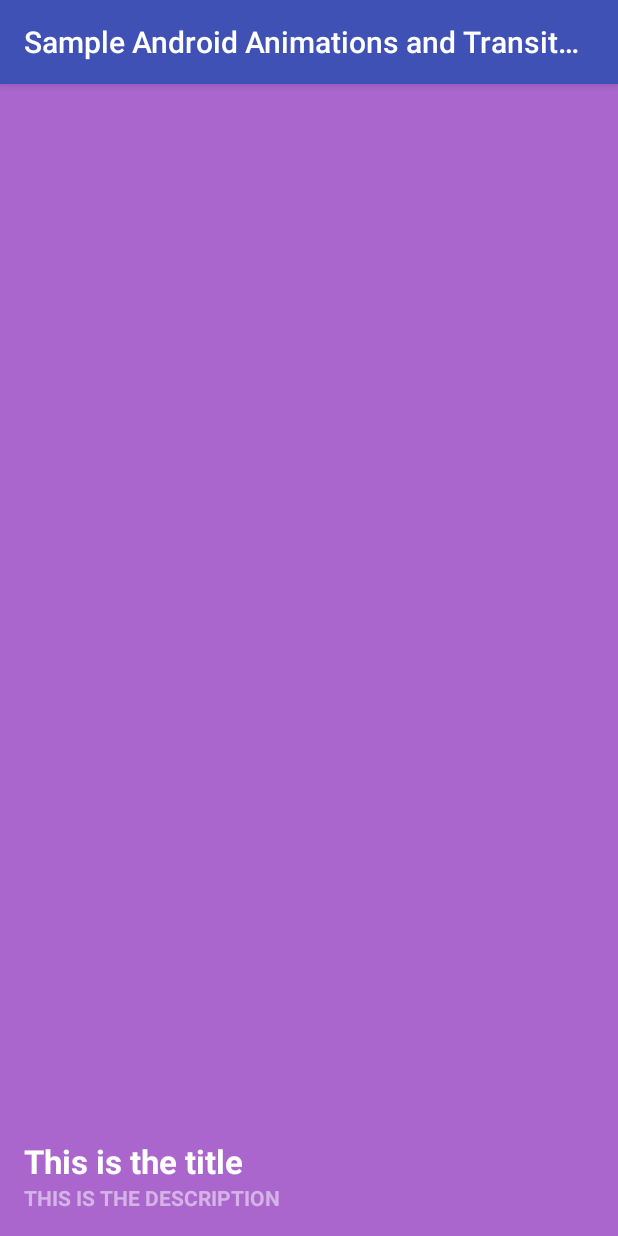
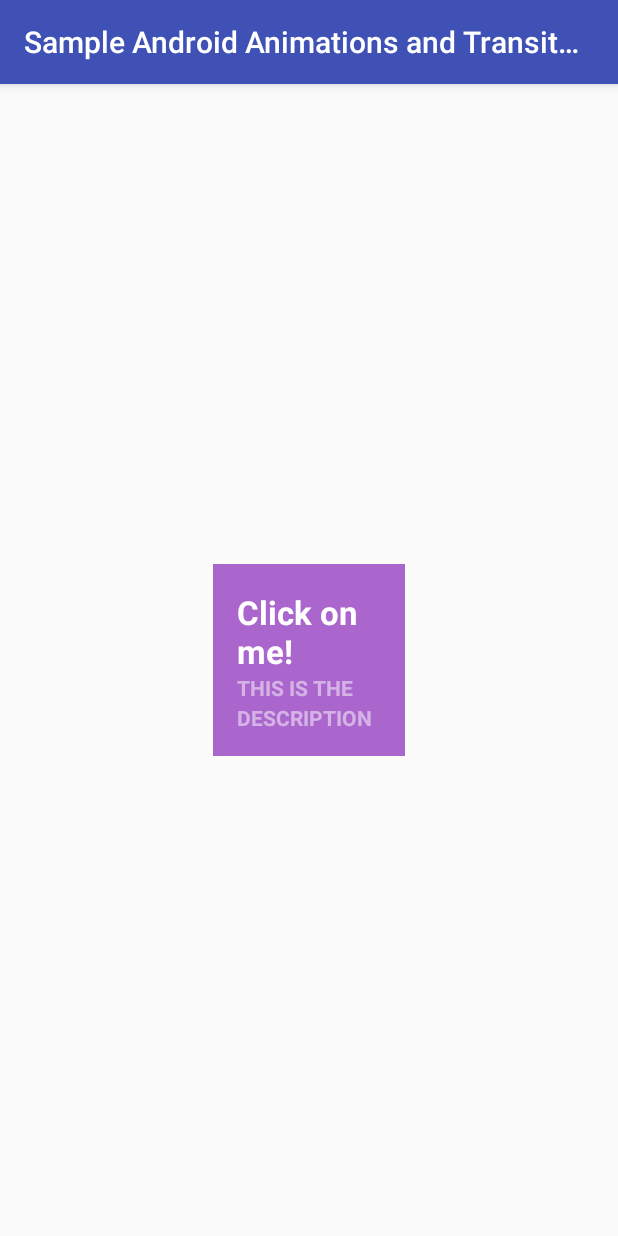
Before and after one commit to DarushDev/example-android-animations-and-transitions, an Android app: the CardFlipActivity screen opened directly, with no data from a screen before it, on a phone screen of 412 x 824 dp. Run offline under Robolectric (Android 15) with nearby library versions, the phone set to English and light mode, and no system bars.

Commit message:
# Flip the card when clicked on it

```diff
--- a/app/src/main/res/animator/animator_card_flip_left_in.xml
+++ b/app/src/main/res/animator/animator_card_flip_left_in.xml
@@ -1,24 +1,24 @@
 <set xmlns:android="http://schemas.android.com/apk/res/android">
     <!-- Before rotating, immediately set the alpha to 0. -->
     <objectAnimator
-        android:duration="0"
+        android:valueFrom="1.0"
+        android:valueTo="0.0"
         android:propertyName="alpha"
-        android:valueFrom="1.0"
-        android:valueTo="0.0" />
+        android:duration="0" />
 
     <!-- Rotate. -->
     <objectAnimator
-        android:duration="2000"
+        android:valueFrom="-180"
+        android:valueTo="0"
+        android:propertyName="rotationY"
         android:interpolator="@android:interpolator/accelerate_decelerate"
-        android:propertyName="rotationY"
-        android:valueFrom="-180"
-        android:valueTo="0" />
+        android:duration="@integer/card_flip_time_full" />
 
     <!-- Half-way through the rotation (see startOffset), set the alpha to 1. -->
     <objectAnimator
-        android:duration="1"
+        android:valueFrom="0.0"
+        android:valueTo="1.0"
         android:propertyName="alpha"
-        android:startOffset="1000"
-        android:valueFrom="0.0"
-        android:valueTo="1.0" />
+        android:startOffset="@integer/card_flip_time_half"
+        android:duration="1" />
 </set>
--- a/app/src/main/res/animator/animator_card_flip_left_out.xml
+++ b/app/src/main/res/animator/animator_card_flip_left_out.xml
@@ -1,17 +1,17 @@
 <set xmlns:android="http://schemas.android.com/apk/res/android">
     <!-- Rotate. -->
     <objectAnimator
-        android:duration="2000"
+        android:valueFrom="0"
+        android:valueTo="180"
+        android:propertyName="rotationY"
         android:interpolator="@android:interpolator/accelerate_decelerate"
-        android:propertyName="rotationY"
-        android:valueFrom="0"
-        android:valueTo="180" />
+        android:duration="@integer/card_flip_time_full" />
 
     <!-- Half-way through the rotation (see startOffset), set the alpha to 0. -->
     <objectAnimator
-        android:duration="1"
+        android:valueFrom="1.0"
+        android:valueTo="0.0"
         android:propertyName="alpha"
-        android:startOffset="1000"
-        android:valueFrom="1.0"
-        android:valueTo="0.0" />
+        android:startOffset="@integer/card_flip_time_half"
+        android:duration="1" />
 </set>
--- a/app/src/main/res/animator/animator_card_flip_right_in.xml
+++ b/app/src/main/res/animator/animator_card_flip_right_in.xml
@@ -12,13 +12,13 @@
         android:valueTo="0"
         android:propertyName="rotationY"
         android:interpolator="@android:interpolator/accelerate_decelerate"
-        android:duration="2000" />
+        android:duration="@integer/card_flip_time_full" />
 
     <!-- Half-way through the rotation (see startOffset), set the alpha to 1. -->
     <objectAnimator
         android:valueFrom="0.0"
         android:valueTo="1.0"
         android:propertyName="alpha"
-        android:startOffset="1000"
+        android:startOffset="@integer/card_flip_time_half"
         android:duration="1" />
 </set>
--- a/app/src/main/res/animator/animator_card_flip_right_out.xml
+++ b/app/src/main/res/animator/animator_card_flip_right_out.xml
@@ -5,13 +5,13 @@
         android:valueTo="-180"
         android:propertyName="rotationY"
         android:interpolator="@android:interpolator/accelerate_decelerate"
-        android:duration="2000" />
+        android:duration="@integer/card_flip_time_full" />
 
     <!-- Half-way through the rotation (see startOffset), set the alpha to 0. -->
     <objectAnimator
         android:valueFrom="1.0"
         android:valueTo="0.0"
         android:propertyName="alpha"
-        android:startOffset="1000"
+        android:startOffset="@integer/card_flip_time_half"
         android:duration="1" />
 </set>
--- a/app/src/main/res/layout/activity_card_flip.xml
+++ b/app/src/main/res/layout/activity_card_flip.xml
@@ -1,15 +1,15 @@
 <?xml version="1.0" encoding="utf-8"?>
 <LinearLayout xmlns:android="http://schemas.android.com/apk/res/android"
-    xmlns:app="http://schemas.android.com/apk/res-auto"
     xmlns:tools="http://schemas.android.com/tools"
     android:layout_width="match_parent"
     android:layout_height="match_parent"
+    android:gravity="center"
     tools:context=".CardFlipActivity">
 
     <FrameLayout
         android:id="@+id/frame_cardflip_container"
-        android:layout_width="match_parent"
-        android:layout_height="match_parent" />
+        android:layout_width="128dp"
+        android:layout_height="128dp" />
 
 
 </LinearLayout>
--- a/app/src/main/res/layout/fragment_card_front.xml
+++ b/app/src/main/res/layout/fragment_card_front.xml
@@ -13,7 +13,7 @@
         android:textColor="#fff"
         android:layout_width="match_parent"
         android:layout_height="wrap_content"
-        android:text="This is the title" />
+        android:text="Click on me!" />
 
     <TextView style="?android:textAppearanceSmall"
         android:textAllCaps="true"
--- /dev/null
+++ b/app/src/main/res/values/integers.xml
@@ -0,0 +1,6 @@
+<?xml version="1.0" encoding="utf-8"?>
+<resources>
+
+    <integer name="card_flip_time_full">1000</integer>
+    <integer name="card_flip_time_half">500</integer>
+</resources>
```
Also changed, not shown: app/src/main/java/com/example/sampleandroidanimationsandtransitions/CardFlipActivity.java (+30 -0 lines).
